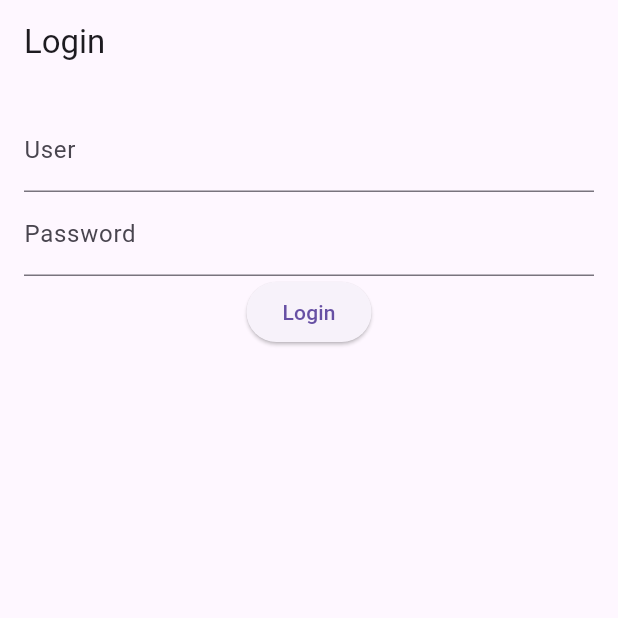
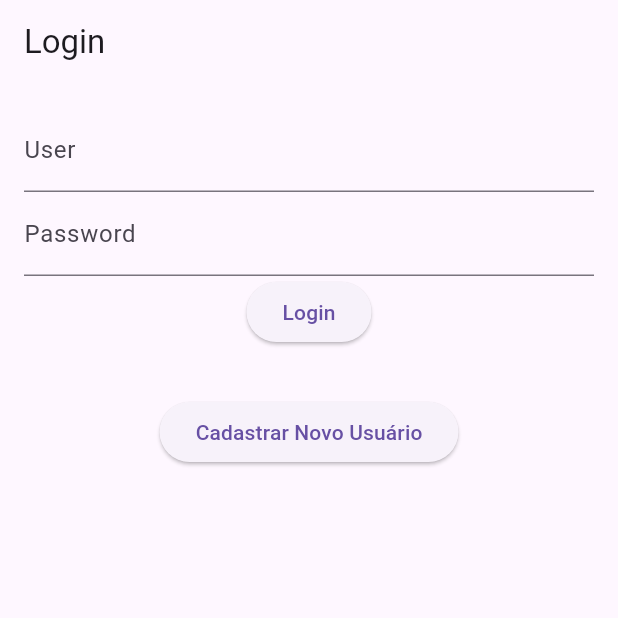
Before and after one commit to Xeviousbr/TeleTutoApp2, a Flutter app: the screen it shows after launch, on a phone screen of 412 x 824 dp, the top half of it. Run offline on Flutter 3.47's test engine with Material 3 defaults, Android fonts, the light colour scheme and no system bars; our stand-ins replace shared_preferences, webview_flutter.

Commit message:
Botão de cadastro de novo usuário

```diff
--- a/lib/main.dart
+++ b/lib/main.dart
@@ -9,7 +9,7 @@ class MyApp extends StatelessWidget {
   @override
   Widget build(BuildContext context) {
     return MaterialApp(
-      title: 'Login Demo',
+      title: 'TeleTudo App MotoBoys',
       home: LoginPage(),
     );
   }
@@ -55,7 +55,16 @@ class _LoginPageState extends State<LoginPage> {
                 }
               },
               child: Text("Login"),
-            )
+            ),
+            SizedBox(height: 32), // Adiciona um espaço entre os botões
+            ElevatedButton(
+              onPressed: () {
+                // Ação para cadastrar um novo usuário
+                // Você pode navegar para uma nova tela de cadastro ou abrir um diálogo, por exemplo
+                print("Cadastrar novo usuário");
+              },
+              child: Text("Cadastrar Novo Usuário"),
+            ),
           ],
         ),
       ),
```
